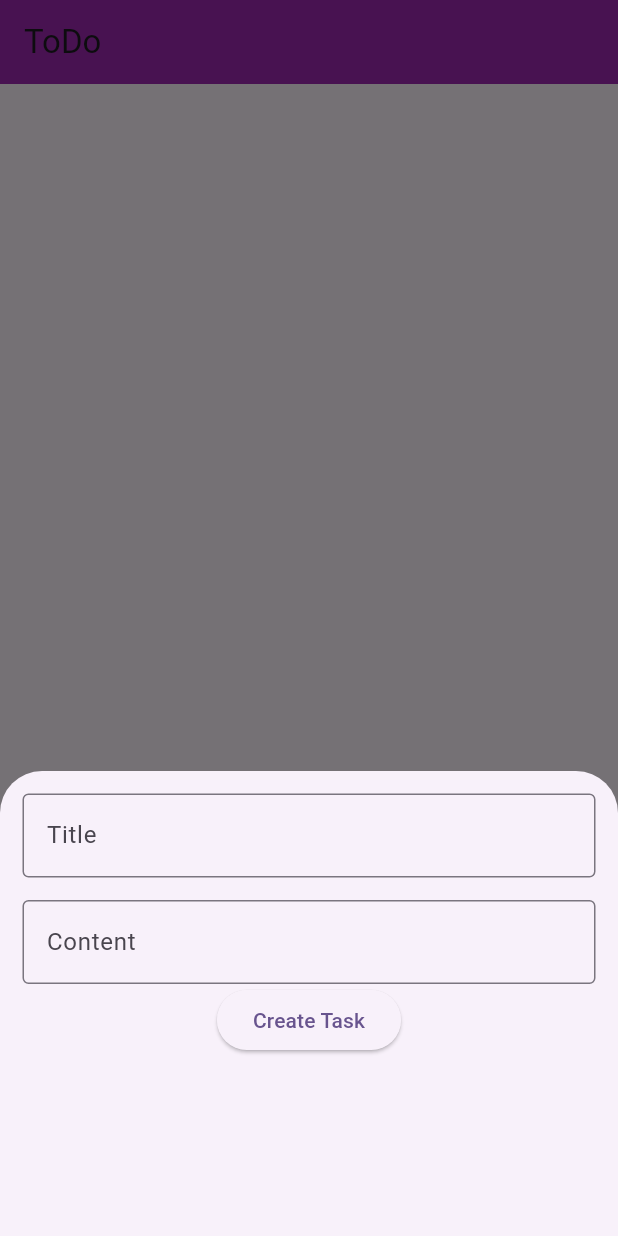
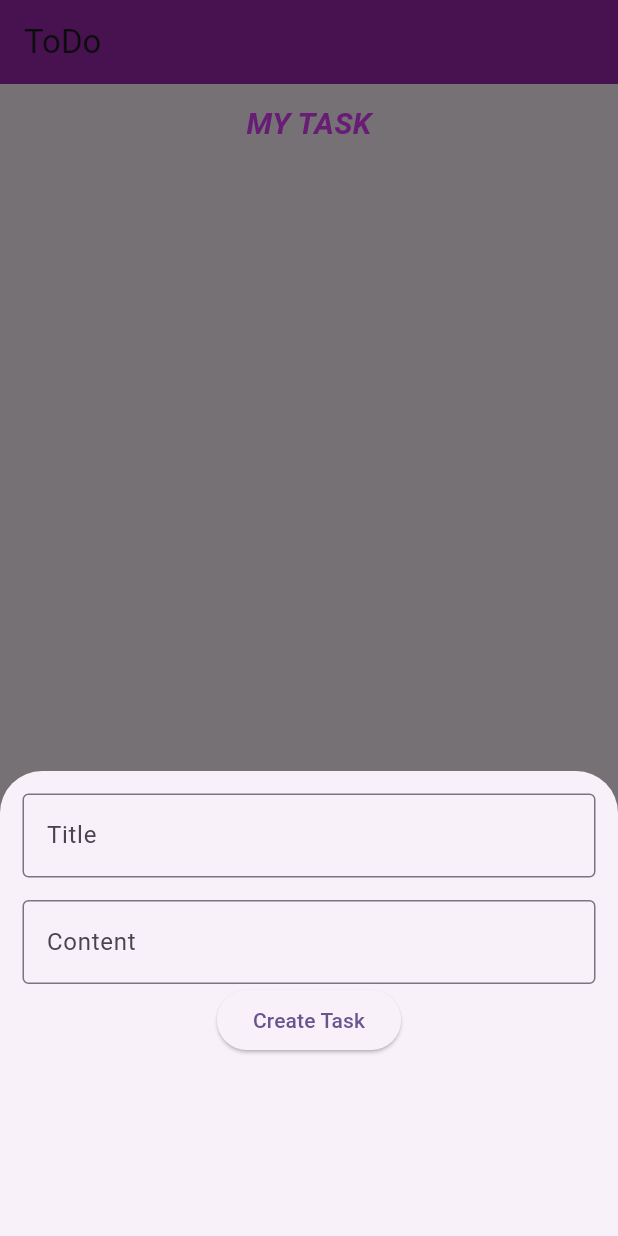
Before and after one commit to sreedeviluminar/oct_ptoject_new, a Flutter app: the MyToDo screen opened directly, after a tap on "Create Task", on a phone screen of 412 x 824 dp. Run offline on Flutter 3.47's test engine with Material 3 defaults, Android fonts, the phone set to English and light mode, and no system bars; our stand-ins replace cloud_firestore, firebase_auth, firebase_core, firebase_storage, google_fonts, google_maps_flutter and 5 more; missing offline and left inert: dart:js, rich_readmore; accounts and stored records are empty.

Commit message:
initial commit

```diff
--- a/lib/local storage/sqflit_ex/todo_using_sqflite/dbFunction.dart
+++ b/lib/local storage/sqflit_ex/todo_using_sqflite/dbFunction.dart
@@ -21,4 +21,25 @@ class SQLHelper {
     final id = await db.insert('task', data);
     return id;
   }
+
+ static Future<List<Map<String,dynamic>>>  readTask() async{
+   final db = await SQLHelper.openOrCreateDB(); // to open database
+   return db.query('task',orderBy: 'id');
+ }
+
+  static Future<int> update(int id, String utitle, String ucontent) async{
+    final db = await SQLHelper.openOrCreateDB(); // to open database
+    var udata = {'title': utitle, 'content': ucontent};
+    final uid = await db.update('task', udata, where : 'id = ?', whereArgs: [id]);
+    return uid;
+  }
+
+ static Future<void> deleteTask(int id) async{
+   final db = await SQLHelper.openOrCreateDB(); // to open database
+  try{
+    await db.delete('task',where : 'id = ?', whereArgs: [id]);
+  }catch(e){
+    throw Exception();
+  }
+ }
 }
--- a/lib/local storage/sqflit_ex/todo_using_sqflite/sqfliteMain.dart
+++ b/lib/local storage/sqflit_ex/todo_using_sqflite/sqfliteMain.dart
@@ -1,10 +1,16 @@
+import 'dart:math';
+
 import 'package:flutter/material.dart';
+import 'package:lottie/lottie.dart';
 
 import 'dbFunction.dart';
 
-void main(){
-  runApp(const MaterialApp(home: MyToDo(),));
+void main() {
+  runApp(const MaterialApp(
+    home: MyToDo(),
+  ));
 }
+
 class MyToDo extends StatefulWidget {
   const MyToDo({super.key});
 
@@ -14,7 +20,24 @@ class MyToDo extends StatefulWidget {
 
 class _MyToDoState extends State<MyToDo> {
   final ctitle = TextEditingController();
-  final ccontent= TextEditingController();
+  final ccontent = TextEditingController();
+  bool isLoading = true;
+  var tasks = []; // to store task from sqflite returned by readtask method
+
+  @override
+  void initState() {
+    loadTask();
+    super.initState();
+  }
+
+  Future<void> loadTask() async {
+    final tsk = await SQLHelper.readTask();
+    setState(() {
+      tasks = tsk;
+      isLoading = false;
+    });
+  }
+
   @override
   Widget build(BuildContext context) {
     return Scaffold(
@@ -22,16 +45,86 @@ class _MyToDoState extends State<MyToDo> {
         backgroundColor: Colors.purple,
         title: const Text("ToDo"),
       ),
-      body: const Column(),
-      floatingActionButton:
-          FloatingActionButton.extended(
-            backgroundColor: Colors.purple,
-              onPressed: () => showSheet(null),
-            label: const Text("Create Task"),),
+      body: isLoading
+          ? Center(child: Lottie.asset("assets/animation/taskAnim.json"))
+          : Column(
+              children: [
+                const Padding(
+                  padding: EdgeInsets.all(12.0),
+                  child: Text(
+                    "MY TASK",
+                    style: TextStyle(
+                        fontSize: 20,
+                        fontWeight: FontWeight.bold,
+                        fontStyle: FontStyle.italic,
+                        color: Colors.purpleAccent),
+                  ),
+                ),
+                Expanded(
+                    child: GridView.builder(
+                  itemCount: tasks.length,
+                  itemBuilder: (context, index) {
+                    return Card(
+                      color: Colors
+                          .primaries[Random().nextInt(Colors.primaries.length)],
+                      child: Column(
+                        mainAxisAlignment: MainAxisAlignment.spaceEvenly,
+                        children: [
+                          const Icon(
+                            Icons.calendar_today_outlined,
+                            color: Colors.white,
+                            size: 20,
+                          ),
+                          Text(
+                            tasks[index]['title'],
+                            style: const TextStyle(
+                                fontSize: 20,
+                                fontWeight: FontWeight.bold,
+                                color: Colors.white),
+                          ),
+                          Text(
+                            tasks[index]['content'],
+                            style: const TextStyle(
+                                fontSize: 15,
+                                fontStyle: FontStyle.italic,
+                                color: Colors.white),
+                          ),
+                          Wrap(
+                            children: [
+                              IconButton(
+                                  onPressed: () =>
+                                      showSheet(tasks[index]['id']),
+                                  icon: const Icon(Icons.edit)),
+                              IconButton(
+                                  onPressed: () async{
+                                    await SQLHelper.deleteTask(tasks[index]['id']);
+                                    loadTask();
+                                  }, icon: Icon(Icons.delete))
+                            ],
+                          )
+                        ],
+                      ),
+                    );
+                  },
+                  gridDelegate: const SliverGridDelegateWithFixedCrossAxisCount(
+                      crossAxisCount: 2),
+                ))
+              ],
+            ),
+      floatingActionButton: FloatingActionButton.extended(
+        backgroundColor: Colors.purple,
+        onPressed: () => showSheet(null),
+        label: const Text("Create Task"),
+      ),
     );
   }
 
   void showSheet(int? id) async {
+    if (id != null) {
+      final existingData = tasks.firstWhere((element) => element['id'] == id);
+      ctitle.text = existingData['title'];
+      ccontent.text = existingData['content'];
+    }
     //when we  click on floating action button id = null
     showModalBottomSheet(
         context: context,
@@ -67,11 +160,14 @@ class _MyToDoState extends State<MyToDo> {
                         createTask();
                         ctitle.text ="";
                         ccontent.text="";
+                        Navigator.of(context).pop();
+
                       }
                       if(id != null){
-                        //updateTask();
+                        updateTask(id,ctitle.text,ccontent.text);
                         ctitle.text ="";
                         ccontent.text="";
+                        Navigator.of(context).pop();
                       }
                     },
                     child: Text(id == null
@@ -83,8 +179,14 @@ class _MyToDoState extends State<MyToDo> {
         });
   }
 
-  Future<void> createTask() async{
+  Future<void> createTask() async {
     var id = await SQLHelper.create(ctitle.text, ccontent.text);
     print(id);
+    loadTask(); // to update the ui or list whenever a task is added
+  }
+
+  Future<void> updateTask(int id, String utitle, String ucontent) async{
+    await SQLHelper.update(id,utitle,ucontent);
+    loadTask();
   }
 }
--- a/pubspec.yaml
+++ b/pubspec.yaml
@@ -48,6 +48,7 @@ dependencies:
   shared_preferences: ^2.2.2
   google_maps_flutter: ^2.5.3
   sqflite: ^2.3.2
+  lottie:
 
 dev_dependencies:
   flutter_test:
@@ -74,6 +75,7 @@ flutter:
   # To add assets to your application, add an assets section, like this:
   assets:
     - assets/images/
+    - assets/animation/
   #   - images/a_dot_ham.jpeg
 
   # An image asset can refer to one or more resolution-specific "variants", see
```
Also changed, not shown: assets/animation/taskAnim.json (added, +1 -0 lines), pubspec.lock.
